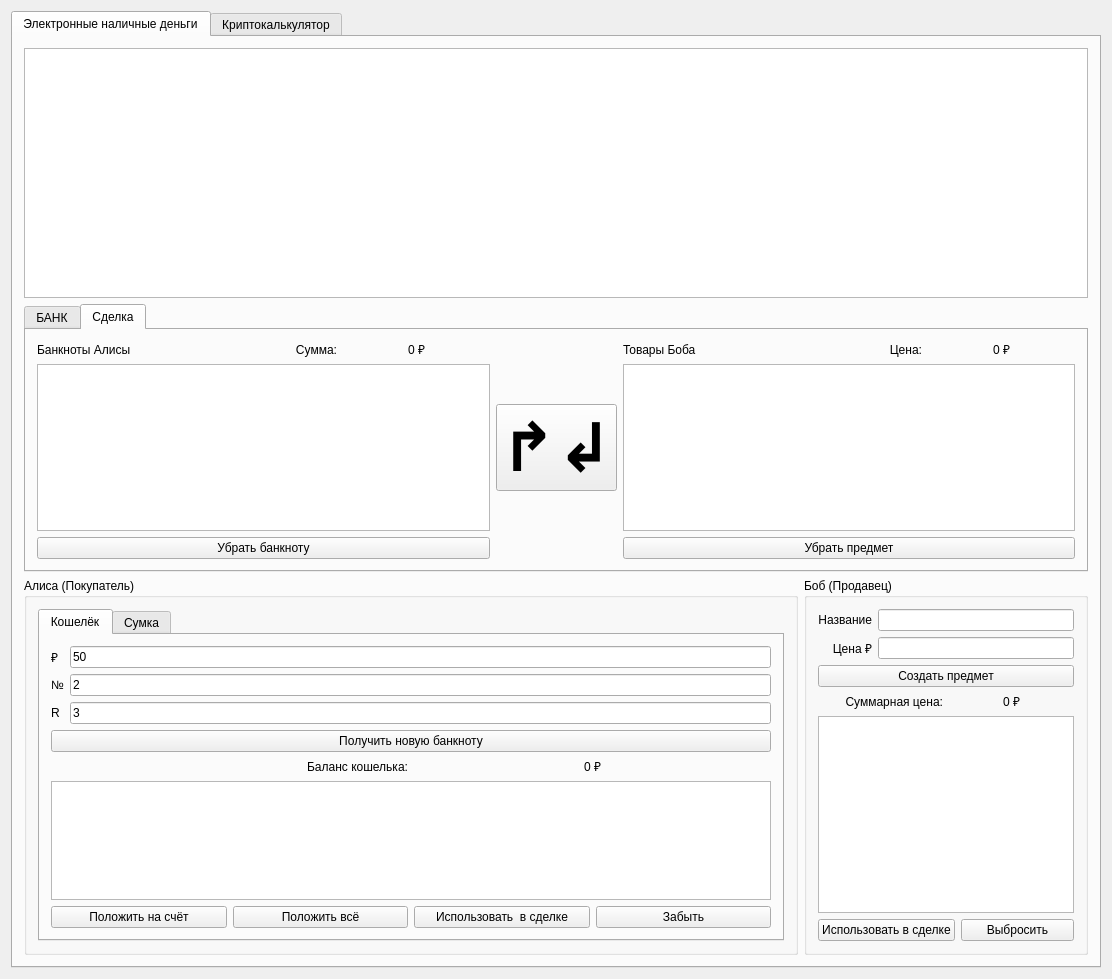
Qt form mainwindow.ui (klv-codehub/rsa-cash) before a commit.
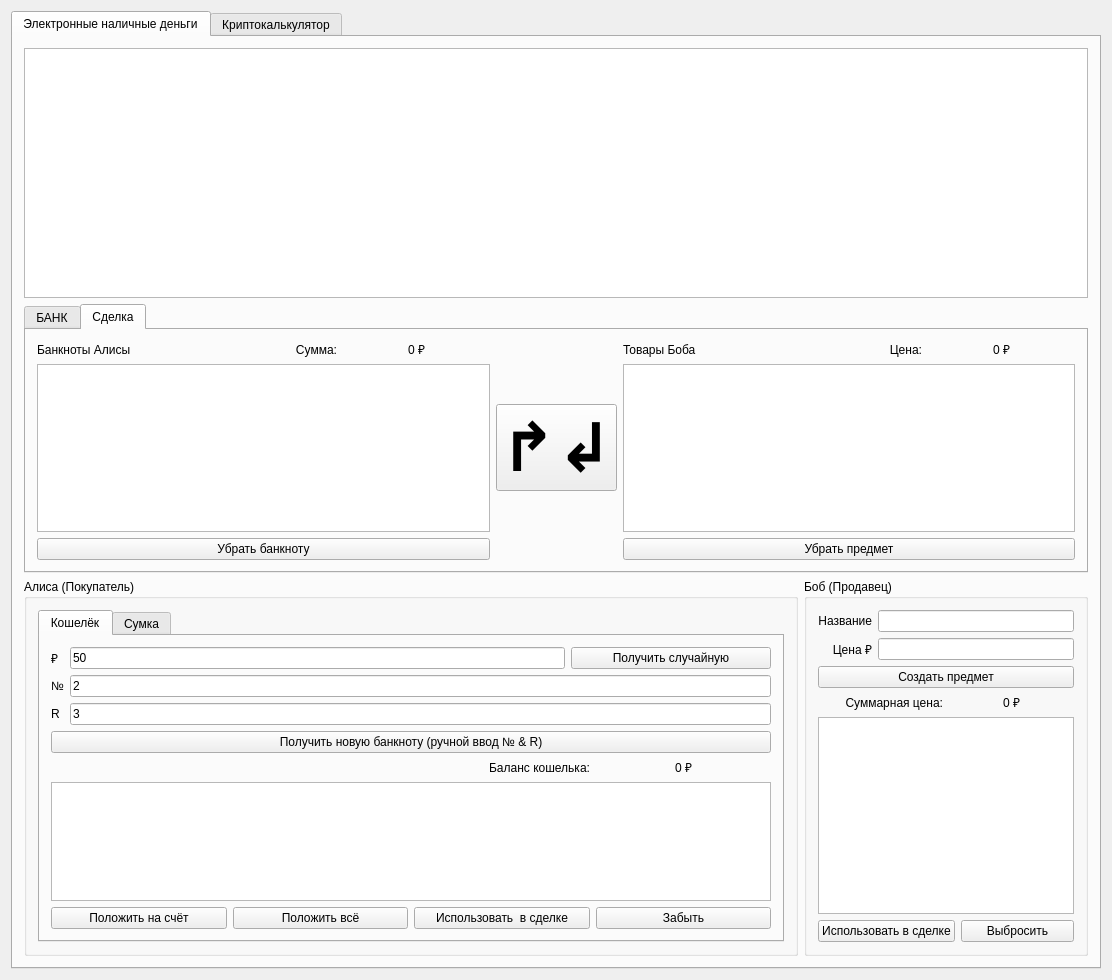
The same form after that commit. The open tabs and pages were chosen to show the change.

What changed in the file:
```diff
--- a/mainwindow.ui
+++ b/mainwindow.ui
@@ -7,7 +7,7 @@
     <x>0</x>
     <y>0</y>
     <width>1112</width>
-    <height>979</height>
+    <height>980</height>
    </rect>
   </property>
   <property name="windowTitle">
@@ -46,57 +46,9 @@
               <attribute name="title">
                <string>Кошелёк</string>
               </attribute>
-              <layout class="QGridLayout" name="gridLayout_4">
-               <item row="1" column="0" colspan="4">
-                <layout class="QHBoxLayout" name="horizontalLayout_2">
-                 <item>
-                  <widget class="QLabel" name="label_37">
-                   <property name="text">
-                    <string>Баланс кошелька:</string>
-                   </property>
-                   <property name="alignment">
-                    <set>Qt::AlignRight|Qt::AlignTrailing|Qt::AlignVCenter</set>
-                   </property>
-                  </widget>
-                 </item>
-                 <item>
-                  <widget class="QLabel" name="label_AliceWalletPrice">
-                   <property name="text">
-                    <string>0 ₽</string>
-                   </property>
-                   <property name="alignment">
-                    <set>Qt::AlignCenter</set>
-                   </property>
-                  </widget>
-                 </item>
-                </layout>
-               </item>
-               <item row="2" column="0" colspan="4">
-                <widget class="QListWidget" name="listWidget_AliceWallet"/>
-               </item>
-               <item row="3" column="2">
-                <widget class="QPushButton" name="pushButton_AliceTradeBanknote">
-                 <property name="text">
-                  <string>Использовать  в сделке</string>
-                 </property>
-                </widget>
-               </item>
-               <item row="3" column="0">
-                <widget class="QPushButton" name="pushButton_AliceDepositBanknote">
-                 <property name="text">
-                  <string>Положить на счёт</string>
-                 </property>
-                </widget>
-               </item>
-               <item row="3" column="3">
-                <widget class="QPushButton" name="pushButton_AliceRemoveBanknote">
-                 <property name="text">
-                  <string>Забыть</string>
-                 </property>
-                </widget>
-               </item>
+              <layout class="QGridLayout" name="gridLayout_7">
                <item row="0" column="0" colspan="4">
-                <layout class="QGridLayout" name="gridLayout_7">
+                <layout class="QGridLayout" name="gridLayout_4">
                  <item row="0" column="0">
                   <widget class="QLabel" name="label_23">
                    <property name="text">
@@ -111,6 +63,19 @@
                    </property>
                   </widget>
                  </item>
+                 <item row="0" column="2">
+                  <widget class="QPushButton" name="pushButton_AliceEmitRandomBanknote">
+                   <property name="minimumSize">
+                    <size>
+                     <width>200</width>
+                     <height>0</height>
+                    </size>
+                   </property>
+                   <property name="text">
+                    <string>Получить случайную</string>
+                   </property>
+                  </widget>
+                 </item>
                  <item row="1" column="0">
                   <widget class="QLabel" name="label_24">
                    <property name="text">
@@ -118,7 +83,7 @@
                    </property>
                   </widget>
                  </item>
-                 <item row="1" column="1">
+                 <item row="1" column="1" colspan="2">
                   <widget class="QLineEdit" name="lineEdit_banknote_serial">
                    <property name="text">
                     <string>2</string>
@@ -132,29 +97,73 @@
                    </property>
                   </widget>
                  </item>
-                 <item row="2" column="1">
+                 <item row="2" column="1" colspan="2">
                   <widget class="QLineEdit" name="lineEdit_banknote_R">
                    <property name="text">
                     <string>3</string>
                    </property>
                   </widget>
                  </item>
-                 <item row="3" column="0" colspan="2">
-                  <widget class="QPushButton" name="pushButton_banknote_sign">
-                   <property name="text">
-                    <string>Получить новую банкноту</string>
-                   </property>
-                  </widget>
-                 </item>
                 </layout>
                </item>
-               <item row="3" column="1">
+               <item row="1" column="0" colspan="4">
+                <widget class="QPushButton" name="pushButton_banknote_sign">
+                 <property name="text">
+                  <string>Получить новую банкноту (ручной ввод № &amp;&amp; R)</string>
+                 </property>
+                </widget>
+               </item>
+               <item row="3" column="0" colspan="4">
+                <widget class="QListWidget" name="listWidget_AliceWallet"/>
+               </item>
+               <item row="4" column="0">
+                <widget class="QPushButton" name="pushButton_AliceDepositBanknote">
+                 <property name="text">
+                  <string>Положить на счёт</string>
+                 </property>
+                </widget>
+               </item>
+               <item row="4" column="1">
                 <widget class="QPushButton" name="pushButton_AliceDepositAllBanknotes">
                  <property name="text">
                   <string>Положить всё</string>
                  </property>
                 </widget>
                </item>
+               <item row="4" column="2">
+                <widget class="QPushButton" name="pushButton_AliceTradeBanknote">
+                 <property name="text">
+                  <string>Использовать  в сделке</string>
+                 </property>
+                </widget>
+               </item>
+               <item row="4" column="3">
+                <widget class="QPushButton" name="pushButton_AliceRemoveBanknote">
+                 <property name="text">
+                  <string>Забыть</string>
+                 </property>
+                </widget>
+               </item>
+               <item row="2" column="3">
+                <widget class="QLabel" name="label_AliceWalletPrice">
+                 <property name="text">
+                  <string>0 ₽</string>
+                 </property>
+                 <property name="alignment">
+                  <set>Qt::AlignCenter</set>
+                 </property>
+                </widget>
+               </item>
+               <item row="2" column="0" colspan="3">
+                <widget class="QLabel" name="label_37">
+                 <property name="text">
+                  <string>Баланс кошелька:</string>
+                 </property>
+                 <property name="alignment">
+                  <set>Qt::AlignRight|Qt::AlignTrailing|Qt::AlignVCenter</set>
+                 </property>
+                </widget>
+               </item>
               </layout>
              </widget>
              <widget class="QWidget" name="tab_8">
```
Left out of the diff: 2 changed lines with no effect on the pictures.
